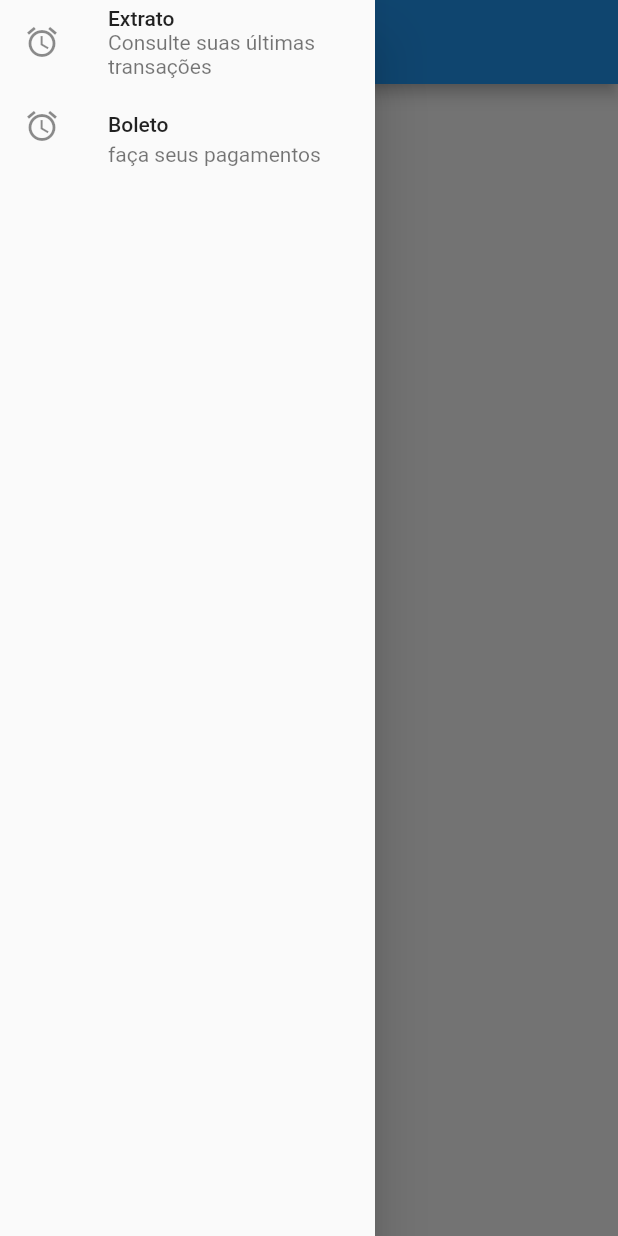
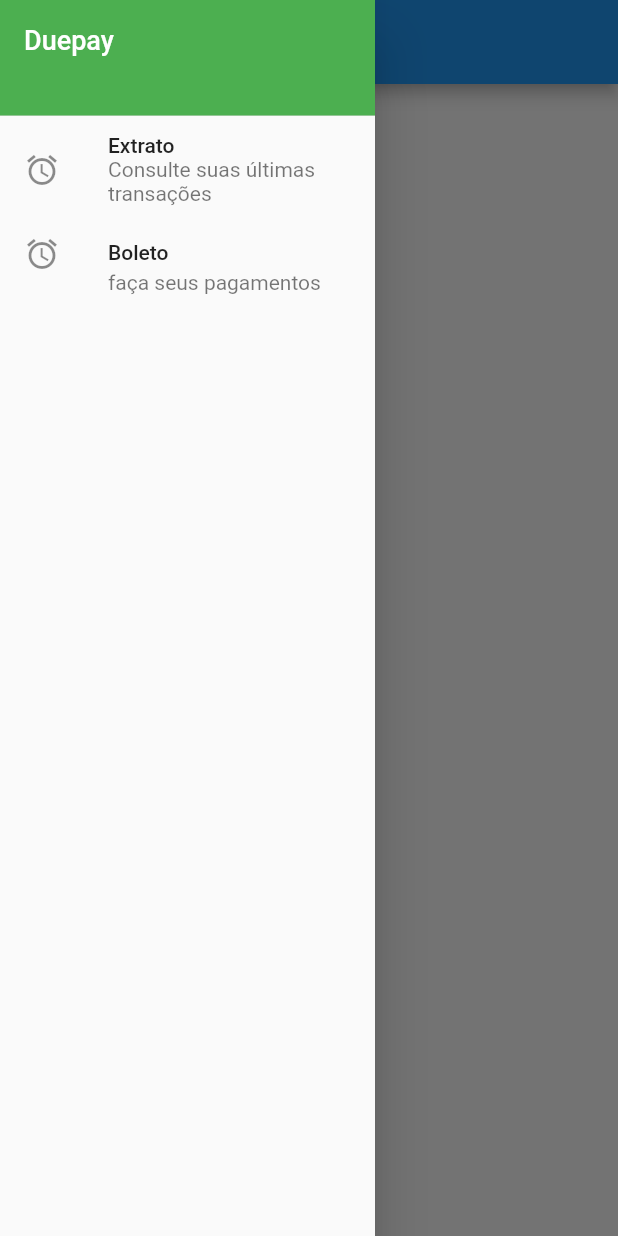
Before and after one commit to goreau/duepay, a Flutter app: the Inicio screen opened directly with empty values, with the side drawer open, on a phone screen of 412 x 824 dp. Run offline on Flutter 3.47's test engine with Material 2 defaults, Android fonts, the phone set to English and light mode, and no system bars; accounts and stored records are empty.

Commit message:
feat: drawerHeader corrigido

```diff
--- a/duepay/lib/views/inicio.dart
+++ b/duepay/lib/views/inicio.dart
@@ -36,10 +36,27 @@ class _InicioState extends State<Inicio> {
       drawer: Container(
           width: 250,
           child: Drawer(
-            child: ListView.builder(
-              itemCount: menu.length,
-              itemBuilder: (ctx, i) => MenuTile(menu.values.elementAt(i)),
-            ),
+            child: ListView(padding: EdgeInsets.zero, children: <Widget>[
+              Container(
+                height: 85.0,
+                child: DrawerHeader(
+                  child: Text(
+                    'Duepay',
+                    style: new TextStyle(fontSize: 18.0, color: Colors.white),
+                  ),
+                  decoration: BoxDecoration(
+                    color: Colors.green,
+                  ),
+                ),
+              ),
+              Container(
+                height: double.maxFinite,
+                child: ListView.builder(
+                  itemCount: menu.length,
+                  itemBuilder: (ctx, i) => MenuTile(menu.values.elementAt(i)),
+                ),
+              ),
+            ]),
           )),
     );
   }
```
